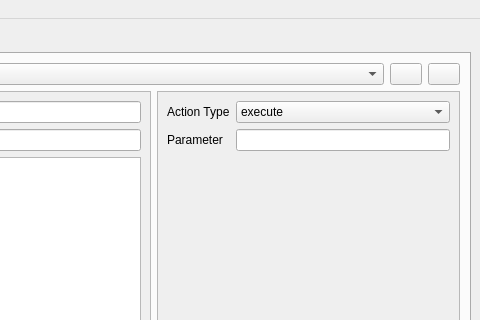
Qt form ui/manager.ui (nalquas/vokey) before a commit; both pictures show x 544 to 1024 and y 0 to 320 of the 1024 by 600 pixel window.
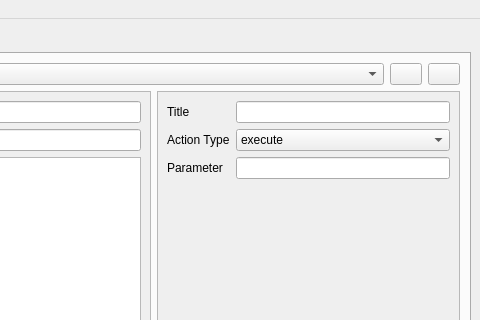
The same form after that commit. The open tabs and pages were chosen to show the change. Icons and pictures are not drawn.

Commit message: Added action title lineEdit to GUI

```diff
--- a/ui/manager.ui
+++ b/ui/manager.ui
@@ -505,19 +505,19 @@
               <rect>
                <x>0</x>
                <y>0</y>
-               <width>191</width>
-               <height>82</height>
+               <width>298</width>
+               <height>425</height>
               </rect>
              </property>
              <layout class="QFormLayout" name="formLayout">
-              <item row="0" column="0">
+              <item row="1" column="0">
                <widget class="QLabel" name="label_6">
                 <property name="text">
                  <string>Action Type</string>
                 </property>
                </widget>
               </item>
-              <item row="0" column="1">
+              <item row="1" column="1">
                <widget class="QComboBox" name="comboBox_action_type">
                 <property name="sizePolicy">
                  <sizepolicy hsizetype="Preferred" vsizetype="Fixed">
@@ -558,20 +558,34 @@
                 </item>
                </widget>
               </item>
-              <item row="1" column="0">
+              <item row="2" column="0">
                <widget class="QLabel" name="label_action_parameter">
                 <property name="text">
                  <string>Parameter</string>
                 </property>
                </widget>
               </item>
-              <item row="1" column="1">
+              <item row="2" column="1">
                <widget class="QLineEdit" name="lineEdit_action_parameter">
                 <property name="toolTip">
                  <string>&lt;html&gt;&lt;head/&gt;&lt;body&gt;&lt;p&gt;Type-specific parameters of the selected action&lt;/p&gt;&lt;/body&gt;&lt;/html&gt;</string>
                 </property>
                </widget>
               </item>
+              <item row="0" column="1">
+               <widget class="QLineEdit" name="lineEdit_action_title">
+                <property name="toolTip">
+                 <string>&lt;html&gt;&lt;head/&gt;&lt;body&gt;&lt;p&gt;Title of this action&lt;/p&gt;&lt;/body&gt;&lt;/html&gt;</string>
+                </property>
+               </widget>
+              </item>
+              <item row="0" column="0">
+               <widget class="QLabel" name="label_7">
+                <property name="text">
+                 <string>Title</string>
+                </property>
+               </widget>
+              </item>
              </layout>
             </widget>
            </widget>
```
Left out of the diff: 7 changed lines with no effect on the pictures. The commit also changes 1 other file.
